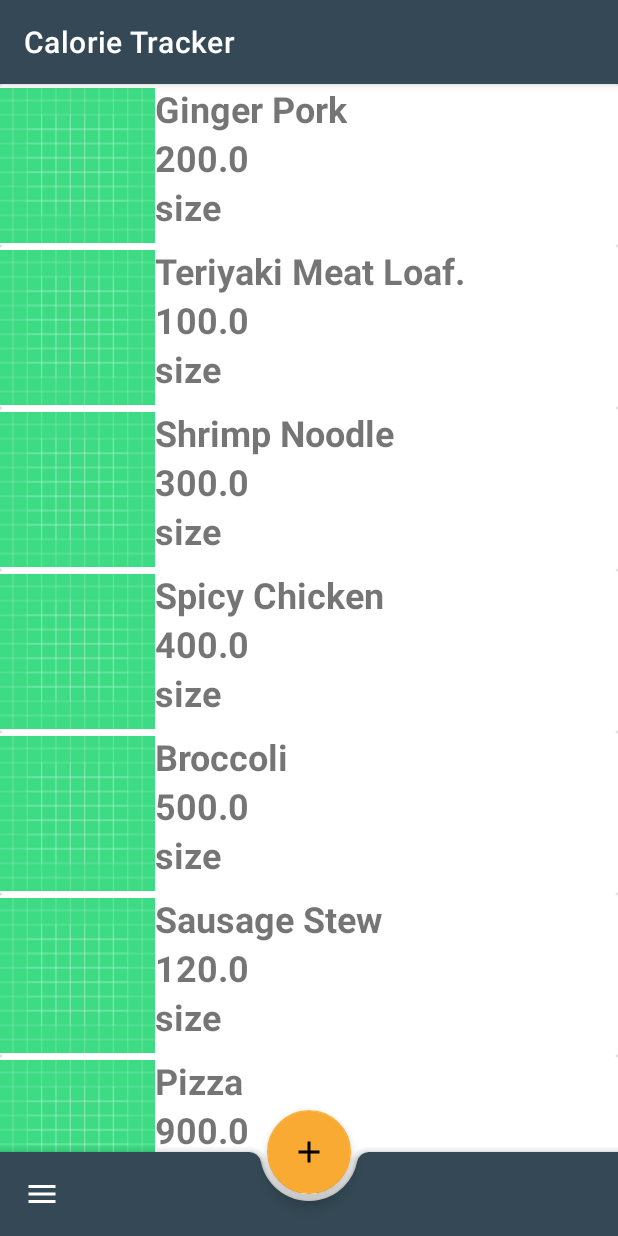
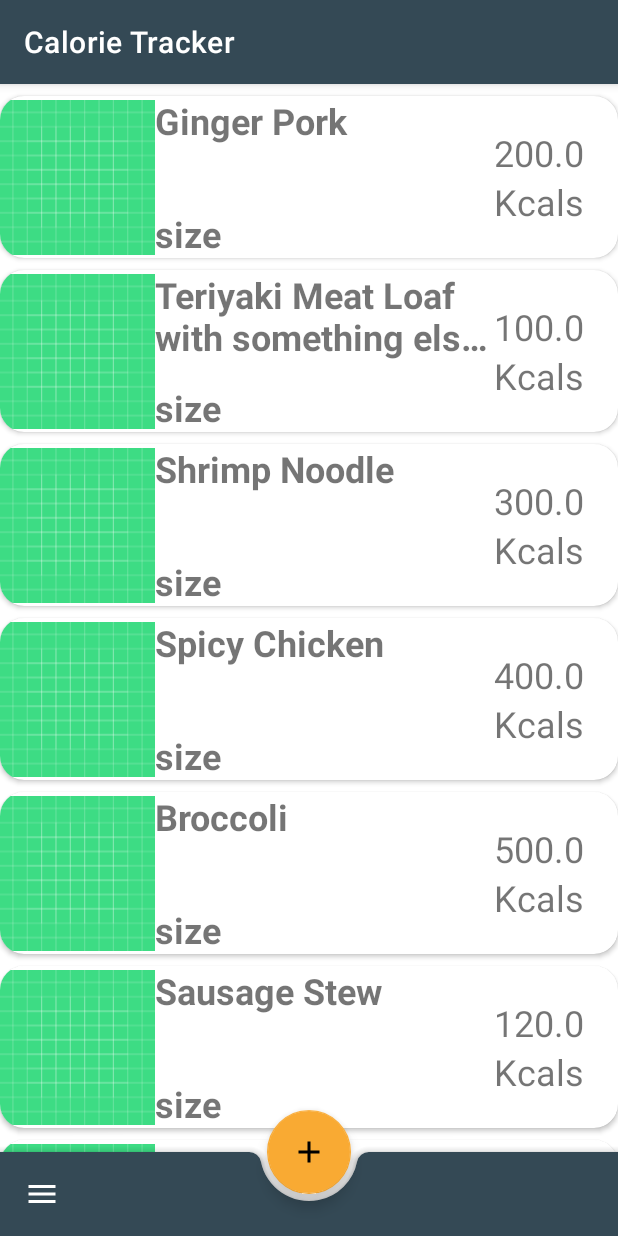
Before and after one commit to Vit-Zakh/calorie-tracker, an Android app: the screen it shows after launch (MainActivity), on a phone screen of 412 x 824 dp. Run offline under Robolectric (Android 15) with nearby library versions, the phone set to English and light mode, and no system bars; pictures from the network do not load.

Commit message:
meal item layout

```diff
--- a/app/src/main/java/com/example/calorietracker/DailyIntakeFragment.kt
+++ b/app/src/main/java/com/example/calorietracker/DailyIntakeFragment.kt
@@ -27,11 +27,11 @@ class DailyIntakeFragment : Fragment(R.layout.fragment_daily_intake) {
 
         val dailyIntakeList: RecyclerView = view.findViewById(R.id.dailyIntakeList)
         dailyIntakeList.layoutManager = LinearLayoutManager(requireContext())
+//        dailyIntakeList.addItemDecoration(TopSpacingItemDecoration(18))
         mealsListAdapter = MealsListAdapter()
         dailyIntakeList.adapter = mealsListAdapter
 
         mealsListAdapter.submitList(DataSource.createDataSet())
-//        mealsListAdapter.submitMealsList(DataSource.createDataSet())
 
         view.findViewById<FloatingActionButton>(R.id.floatingActionButton).setOnClickListener {
             findNavController().navigate(R.id.action_dailyIntakeFragment2_to_foodListFragment2)
--- a/app/src/main/java/com/example/calorietracker/DataSource.kt
+++ b/app/src/main/java/com/example/calorietracker/DataSource.kt
@@ -17,7 +17,7 @@ class DataSource {
             list.add(
                 Meal(
                     2,
-                    "Teriyaki Meat Loaf.",
+                    "Teriyaki Meat Loaf with something else, and salt and sauce, just to have a really long name here",
                     "https://picsum.photos/200/300",
                     100f
                 )
--- /dev/null
+++ b/app/src/main/res/drawable/ic_daily_calories_36.xml
@@ -0,0 +1,5 @@
+<vector android:height="36dp" android:tint="?attr/colorControlNormal"
+    android:viewportHeight="24" android:viewportWidth="24"
+    android:width="36dp" xmlns:android="http://schemas.android.com/apk/res/android">
+    <path android:fillColor="@android:color/white" android:pathData="M12,3L4,9v12h16V9L12,3zM12.5,12.5c0,0.83 -0.67,1.5 -1.5,1.5v4h-1v-4c-0.83,0 -1.5,-0.67 -1.5,-1.5v-3h1v3H10v-3h1v3h0.5v-3h1V12.5zM15,18h-1v-3.5h-1v-3c0,-1.1 0.9,-2 2,-2V18z"/>
+</vector>
--- a/app/src/main/res/layout/layout_meal_item.xml
+++ b/app/src/main/res/layout/layout_meal_item.xml
@@ -3,6 +3,8 @@
 <androidx.cardview.widget.CardView xmlns:android="http://schemas.android.com/apk/res/android"
     android:layout_width="match_parent"
     android:layout_height="wrap_content"
+    app:cardCornerRadius="16dp"
+    android:layout_marginTop="8dp"
     xmlns:app="http://schemas.android.com/apk/res-auto">
 
     <androidx.constraintlayout.widget.ConstraintLayout
@@ -20,23 +22,40 @@
 
         <TextView
             android:id="@+id/mealTitle"
-            android:layout_width="wrap_content"
+            android:layout_width="0dp"
+            app:layout_constraintWidth_percent="0.55"
             android:layout_height="wrap_content"
             android:textStyle="bold"
             android:textSize="24sp"
+            android:maxLines="2"
+            android:ellipsize="end"
             android:text="Food name"
             app:layout_constraintStart_toEndOf="@id/mealImage"
             app:layout_constraintTop_toTopOf="parent"/>
 
         <TextView
             android:id="@+id/mealCalories"
-            android:layout_width="wrap_content"
-            android:layout_height="wrap_content"
-            android:textStyle="bold"
+            android:layout_width="0dp"
+            android:layout_height="0dp"
+            android:text="4000"
             android:textSize="24sp"
-            android:text="calories"
-            app:layout_constraintStart_toEndOf="@id/mealImage"
-            app:layout_constraintTop_toBottomOf="@id/mealTitle"/>
+            app:layout_constraintEnd_toEndOf="parent"
+            app:layout_constraintTop_toTopOf="parent"
+            app:layout_constraintWidth_percent="0.20"
+            app:layout_constraintHeight_percent="0.5"
+            android:gravity="bottom"/>
+
+        <TextView
+            android:id="@+id/caloriesUnits"
+            android:layout_width="0dp"
+            android:layout_height="0dp"
+            android:text="Kcals"
+            android:textSize="24sp"
+            app:layout_constraintBottom_toBottomOf="parent"
+            app:layout_constraintEnd_toEndOf="parent"
+            app:layout_constraintWidth_percent="0.20"
+            app:layout_constraintHeight_percent="0.5"
+            android:gravity="top"/>
 
         <TextView
             android:id="@+id/mealSize"
@@ -46,7 +65,7 @@
             android:textSize="24sp"
             android:text="size"
             app:layout_constraintStart_toEndOf="@id/mealImage"
-            app:layout_constraintTop_toBottomOf="@id/mealCalories"/>
+            app:layout_constraintBottom_toBottomOf="parent"/>
 
     </androidx.constraintlayout.widget.ConstraintLayout>
 </androidx.cardview.widget.CardView>
```
Also changed, not shown: app/src/main/java/com/example/calorietracker/TopSpacingItemDecoration.kt (added, +12 -0 lines), app/src/main/res/layout/layout_user_item.xml (added, +71 -0 lines), app/src/main/res/drawable-v24/ic_calories.png (added), app/src/main/res/drawable-v24/ic_scales.png (added).
